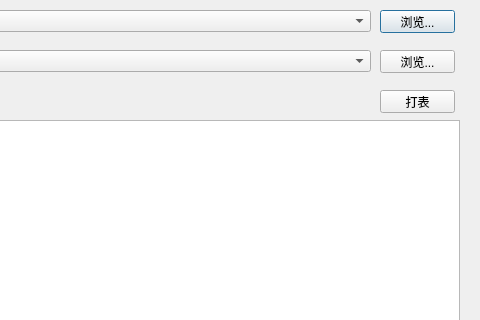
atom-chen/Tools-2, file ExcelExport/ExcelExport/QtExcelExport/maindialog.ui: the form before one commit; both pictures show x 150 to 630 and y 0 to 320 of the 630 by 700 pixel window.
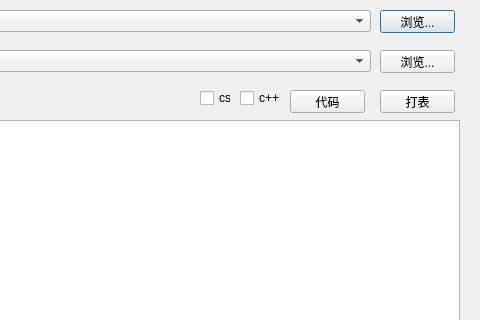
The form after the commit.

```diff
--- a/ExcelExport/ExcelExport/QtExcelExport/maindialog.ui
+++ b/ExcelExport/ExcelExport/QtExcelExport/maindialog.ui
@@ -134,6 +134,45 @@
     <string>全部选中</string>
    </property>
   </widget>
+  <widget class="QCheckBox" name="m_csCheckBox">
+   <property name="geometry">
+    <rect>
+     <x>350</x>
+     <y>90</y>
+     <width>31</width>
+     <height>16</height>
+    </rect>
+   </property>
+   <property name="text">
+    <string>cs</string>
+   </property>
+  </widget>
+  <widget class="QCheckBox" name="m_cppCheckBox">
+   <property name="geometry">
+    <rect>
+     <x>390</x>
+     <y>90</y>
+     <width>41</width>
+     <height>16</height>
+    </rect>
+   </property>
+   <property name="text">
+    <string>c++</string>
+   </property>
+  </widget>
+  <widget class="QPushButton" name="m_codePushButton">
+   <property name="geometry">
+    <rect>
+     <x>440</x>
+     <y>90</y>
+     <width>75</width>
+     <height>23</height>
+    </rect>
+   </property>
+   <property name="text">
+    <string>代码</string>
+   </property>
+  </widget>
  </widget>
  <resources/>
  <connections/>
```
